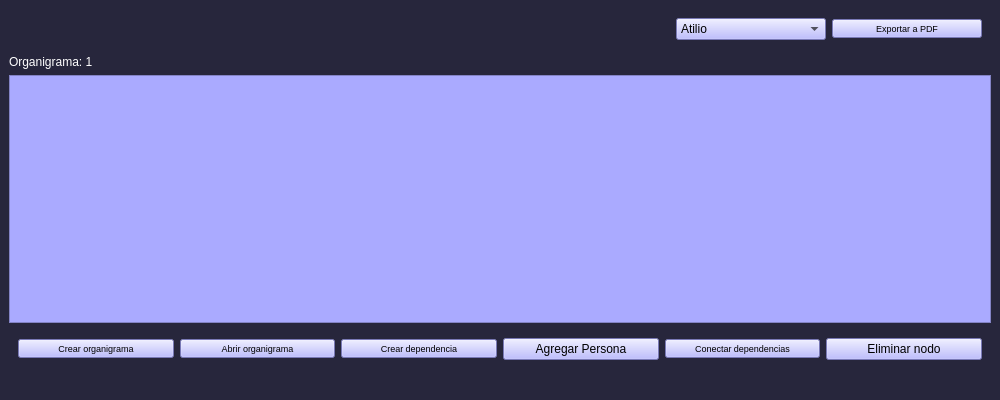
Old version of the form Prueba tp/main_window_1.ui in the repository stel0/TP-PYTHON.
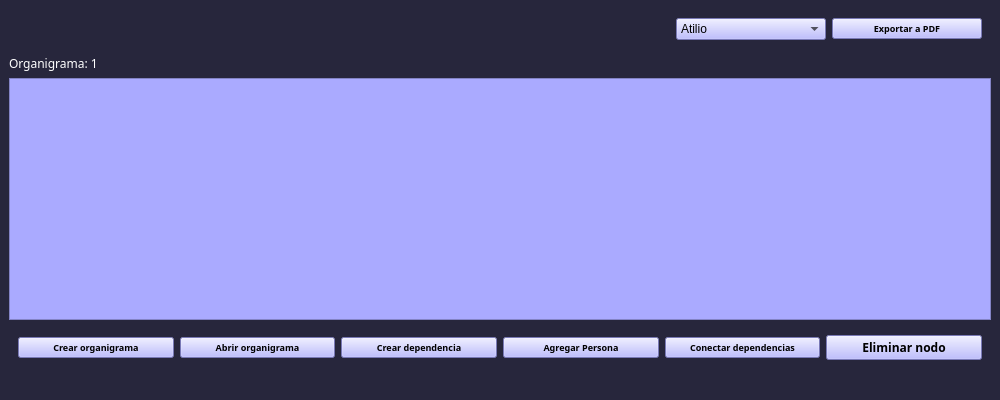
New version of the form. Icons and pictures are not drawn.

Commit message: cambie font nomas

```diff
--- a/Prueba tp/main_window_1.ui
+++ b/Prueba tp/main_window_1.ui
@@ -95,7 +95,10 @@
          </property>
          <property name="font">
           <font>
+           <family>Candara</family>
            <pointsize>7</pointsize>
+           <weight>75</weight>
+           <bold>true</bold>
           </font>
          </property>
          <property name="styleSheet">
@@ -115,6 +118,11 @@
     </item>
     <item>
      <widget class="QLabel" name="label_organigrama">
+      <property name="font">
+       <font>
+        <family>Candara</family>
+       </font>
+      </property>
       <property name="styleSheet">
        <string notr="true">color:white;</string>
       </property>
@@ -149,7 +157,10 @@
          </property>
          <property name="font">
           <font>
+           <family>Candara</family>
            <pointsize>7</pointsize>
+           <weight>75</weight>
+           <bold>true</bold>
           </font>
          </property>
          <property name="styleSheet">
@@ -180,7 +191,10 @@
          </property>
          <property name="font">
           <font>
+           <family>Candara</family>
            <pointsize>7</pointsize>
+           <weight>75</weight>
+           <bold>true</bold>
           </font>
          </property>
          <property name="styleSheet">
@@ -211,7 +225,10 @@
          </property>
          <property name="font">
           <font>
+           <family>Candara</family>
            <pointsize>7</pointsize>
+           <weight>75</weight>
+           <bold>true</bold>
           </font>
          </property>
          <property name="styleSheet">
@@ -234,6 +251,17 @@
            <height>16777215</height>
           </size>
          </property>
+         <property name="font">
+          <font>
+           <family>Candara</family>
+           <pointsize>7</pointsize>
+           <weight>75</weight>
+           <bold>true</bold>
+          </font>
+         </property>
+         <property name="cursor">
+          <cursorShape>PointingHandCursor</cursorShape>
+         </property>
          <property name="styleSheet">
           <string notr="true">background:rgb(170, 170, 255);</string>
          </property>
@@ -262,7 +290,10 @@
          </property>
          <property name="font">
           <font>
+           <family>Candara</family>
            <pointsize>7</pointsize>
+           <weight>75</weight>
+           <bold>true</bold>
           </font>
          </property>
          <property name="styleSheet">
@@ -279,6 +310,28 @@
        </item>
        <item>
         <widget class="QPushButton" name="eliminar_nodo">
+         <property name="minimumSize">
+          <size>
+           <width>100</width>
+           <height>0</height>
+          </size>
+         </property>
+         <property name="maximumSize">
+          <size>
+           <width>200</width>
+           <height>16777215</height>
+          </size>
+         </property>
+         <property name="font">
+          <font>
+           <family>Candara</family>
+           <weight>75</weight>
+           <bold>true</bold>
+          </font>
+         </property>
+         <property name="cursor">
+          <cursorShape>PointingHandCursor</cursorShape>
+         </property>
          <property name="styleSheet">
           <string notr="true">background:rgb(170, 170, 255);</string>
          </property>
```
Left out of the diff: 26 changed lines with no effect on the pictures.
